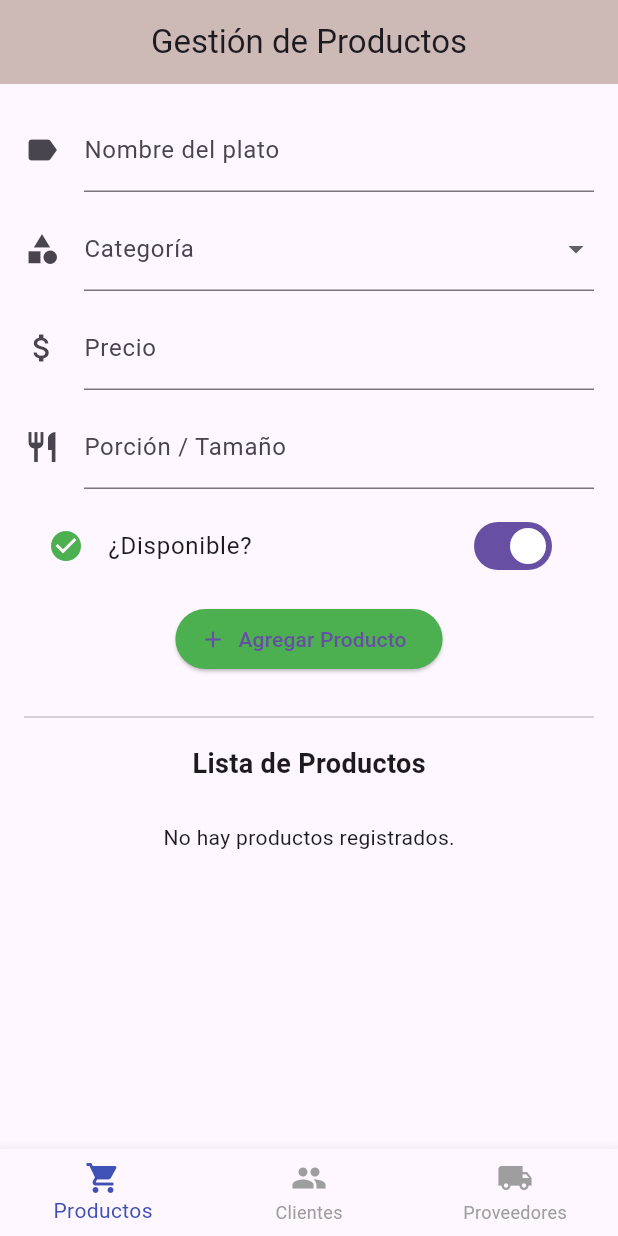
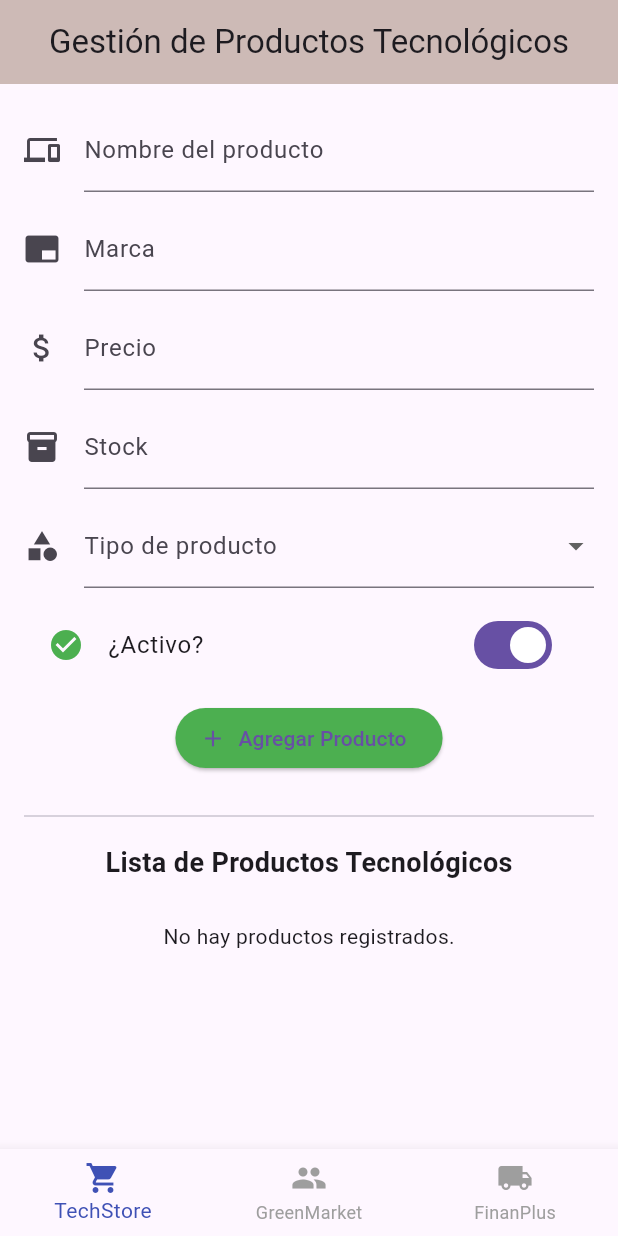
Before and after one commit to josu271/parcial_aplimovil, a Flutter app: the screen it shows after launch, on a phone screen of 412 x 824 dp. Run offline on Flutter 3.47's test engine with Material 3 defaults, Android fonts, the phone set to English and light mode, and no system bars; our stand-ins replace cloud_firestore, firebase_core, firebase_database; accounts and stored records are empty.

Commit message:
techstore

```diff
--- a/lib/main.dart
+++ b/lib/main.dart
@@ -5,6 +5,7 @@ import 'proveedores_screen.dart';
 import 'package:firebase_core/firebase_core.dart';
 import 'package:cloud_firestore/cloud_firestore.dart';
 import 'package:firebase_database/firebase_database.dart';
+
 void main() async{
 WidgetsFlutterBinding.ensureInitialized();
 await Firebase.initializeApp();
@@ -30,7 +31,7 @@ State<BottomNav> createState() => _BottomNavState();
 class _BottomNavState extends State<BottomNav> {
 int _selectedIndex = 0;
 final List<Widget> _screens = const [
-ProductosScreen(),
+ProductosTecnologicosScreen(),
 ClientesScreen(),
 ProveedoresScreen(),
 ];
@@ -51,15 +52,15 @@ unselectedItemColor: Colors.grey,
 items: const [
 BottomNavigationBarItem(
 icon: Icon(Icons.shopping_cart),
-label: "Productos",
+label: "TechStore",
 ),
 BottomNavigationBarItem(
 icon: Icon(Icons.people),
-label: "Clientes",
+label: "GreenMarket",
 ),
 BottomNavigationBarItem(
 icon: Icon(Icons.local_shipping),
-label: "Proveedores",
+label: "FinanPlus",
 ),
 ],
 ),
--- a/lib/productos_screen.dart
+++ b/lib/productos_screen.dart
@@ -5,48 +5,48 @@ import 'package:cloud_firestore/cloud_firestore.dart';
 void main() async {
   WidgetsFlutterBinding.ensureInitialized();
   await Firebase.initializeApp();
-  runApp(const MaterialApp(home: ProductosScreen()));
+  runApp(const MaterialApp(home: ProductosTecnologicosScreen()));
 }
 
-class ProductosScreen extends StatefulWidget {
-  const ProductosScreen({super.key});
+class ProductosTecnologicosScreen extends StatefulWidget {
+  const ProductosTecnologicosScreen({super.key});
 
   @override
-  State<ProductosScreen> createState() => _ProductosScreenState();
+  State<ProductosTecnologicosScreen> createState() => _ProductosTecnologicosScreenState();
 }
 
-class _ProductosScreenState extends State<ProductosScreen> {
+class _ProductosTecnologicosScreenState extends State<ProductosTecnologicosScreen> {
   final _formKey = GlobalKey<FormState>();
 
   final TextEditingController _nombre = TextEditingController();
+  final TextEditingController _marca = TextEditingController();
   final TextEditingController _precio = TextEditingController();
-  final TextEditingController _porcion = TextEditingController();
+  final TextEditingController _stock = TextEditingController();
 
-  String? _categoriaSeleccionada;
-  bool _disponible = true;
+  String? _tipoSeleccionado;
+  bool _activo = true;
   String? _idSeleccionado;
 
-  final List<String> _categorias = [
-    'Pollo a la brasa',
-    'Parrillas',
-    'Bebidas',
-    'Guarniciones',
-    'Postres'
+  final List<String> _tipos = [
+    'Accesorio',
+    'Dispositivo',
+    'Componente',
   ];
 
-  Future<void> createProductos() async {
+  Future<void> createProducto() async {
     if (!_formKey.currentState!.validate()) return;
 
     final datos = {
       'nombre': _nombre.text.trim(),
+      'marca': _marca.text.trim(),
       'precio': double.tryParse(_precio.text.trim()) ?? 0.0,
-      'porcion': _porcion.text.trim(),
-      'categoria': _categoriaSeleccionada,
-      'disponible': _disponible,
+      'stock': int.tryParse(_stock.text.trim()) ?? 0,
+      'tipo': _tipoSeleccionado,
+      'activo': _activo,
     };
 
     try {
-      await FirebaseFirestore.instance.collection('Productos').add(datos);
+      await FirebaseFirestore.instance.collection('ProductosTecnologicos').add(datos);
       limpiarFormulario();
       ScaffoldMessenger.of(context).showSnackBar(
         const SnackBar(content: Text('Producto agregado correctamente')),
@@ -56,31 +56,32 @@ class _ProductosScreenState extends State<ProductosScreen> {
     }
   }
 
-  Future<void> updateProductos(String id) async {
+  Future<void> updateProducto(String id) async {
     if (!_formKey.currentState!.validate()) return;
 
     final datos = {
       'nombre': _nombre.text.trim(),
+      'marca': _marca.text.trim(),
       'precio': double.tryParse(_precio.text.trim()) ?? 0.0,
-      'porcion': _porcion.text.trim(),
-      'categoria': _categoriaSeleccionada,
-      'disponible': _disponible,
+      'stock': int.tryParse(_stock.text.trim()) ?? 0,
+      'tipo': _tipoSeleccionado,
+      'activo': _activo,
     };
 
     try {
-      await FirebaseFirestore.instance.collection('Productos').doc(id).update(datos);
+      await FirebaseFirestore.instance.collection('ProductosTecnologicos').doc(id).update(datos);
       limpiarFormulario();
       ScaffoldMessenger.of(context).showSnackBar(
-        const SnackBar(content: Text('Producto actualizado')),
+        const SnackBar(content: Text('Producto actualizado correctamente')),
       );
     } catch (e) {
       print('Error al actualizar producto: $e');
     }
   }
 
-  Future<void> deleteProductos(String id) async {
+  Future<void> deleteProducto(String id) async {
     try {
-      await FirebaseFirestore.instance.collection('Productos').doc(id).delete();
+      await FirebaseFirestore.instance.collection('ProductosTecnologicos').doc(id).delete();
       limpiarFormulario();
       ScaffoldMessenger.of(context).showSnackBar(
         const SnackBar(content: Text('Producto eliminado')),
@@ -93,10 +94,11 @@ class _ProductosScreenState extends State<ProductosScreen> {
   void limpiarFormulario() {
     setState(() {
       _nombre.clear();
+      _marca.clear();
       _precio.clear();
-      _porcion.clear();
-      _categoriaSeleccionada = null;
-      _disponible = true;
+      _stock.clear();
+      _tipoSeleccionado = null;
+      _activo = true;
       _idSeleccionado = null;
     });
   }
@@ -105,7 +107,7 @@ class _ProductosScreenState extends State<ProductosScreen> {
   Widget build(BuildContext context) {
     return Scaffold(
       appBar: AppBar(
-        title: const Text('Gestión de Productos'),
+        title: const Text('Gestión de Productos Tecnológicos'),
         backgroundColor: const Color.fromARGB(122, 152, 120, 102),
         centerTitle: true,
       ),
@@ -118,34 +120,26 @@ class _ProductosScreenState extends State<ProductosScreen> {
               TextFormField(
                 controller: _nombre,
                 decoration: const InputDecoration(
-                  labelText: 'Nombre del plato',
-                  icon: Icon(Icons.label),
+                  labelText: 'Nombre del producto',
+                  icon: Icon(Icons.devices),
                 ),
                 validator: (value) {
-                  if (value == null || value.trim().isEmpty) {
-                    return 'Ingrese el nombre del plato';
-                  }
-                  if (value.length < 3) {
-                    return 'Debe tener al menos 3 caracteres';
-                  }
+                  if (value == null || value.trim().isEmpty) return 'Ingrese el nombre del producto';
+                  if (value.length < 3) return 'Debe tener al menos 3 caracteres';
                   return null;
                 },
               ),
               const SizedBox(height: 10),
-              DropdownButtonFormField<String>(
-                value: _categoriaSeleccionada,
-                items: _categorias
-                    .map((cat) => DropdownMenuItem(value: cat, child: Text(cat)))
-                    .toList(),
-                onChanged: (val) => setState(() {
-                  _categoriaSeleccionada = val;
-                }),
+              TextFormField(
+                controller: _marca,
                 decoration: const InputDecoration(
-                  labelText: 'Categoría',
-                  icon: Icon(Icons.category),
+                  labelText: 'Marca',
+                  icon: Icon(Icons.branding_watermark),
                 ),
-                validator: (value) =>
-                    value == null ? 'Seleccione una categoría' : null,
+                validator: (value) {
+                  if (value == null || value.trim().isEmpty) return 'Ingrese la marca';
+                  return null;
+                },
               ),
               const SizedBox(height: 10),
               TextFormField(
@@ -154,78 +148,86 @@ class _ProductosScreenState extends State<ProductosScreen> {
                   labelText: 'Precio',
                   icon: Icon(Icons.attach_money),
                 ),
-                keyboardType:
-                    const TextInputType.numberWithOptions(decimal: true),
+                keyboardType: const TextInputType.numberWithOptions(decimal: true),
                 validator: (value) {
-                  if (value == null || value.isEmpty) {
-                    return 'Ingrese un precio';
-                  }
+                  if (value == null || value.isEmpty) return 'Ingrese el precio';
                   final num? precio = num.tryParse(value);
-                  if (precio == null || precio <= 0) {
-                    return 'Debe ser un número positivo';
-                  }
+                  if (precio == null || precio <= 0) return 'Debe ser un número positivo';
                   return null;
                 },
               ),
               const SizedBox(height: 10),
               TextFormField(
-                controller: _porcion,
+                controller: _stock,
                 decoration: const InputDecoration(
-                  labelText: 'Porción / Tamaño',
-                  icon: Icon(Icons.restaurant),
+                  labelText: 'Stock',
+                  icon: Icon(Icons.inventory),
                 ),
+                keyboardType: TextInputType.number,
                 validator: (value) {
-                  if (value == null || value.trim().isEmpty) {
-                    return 'Ingrese la porción o tamaño';
-                  }
+                  if (value == null || value.isEmpty) return 'Ingrese el stock';
+                  final int? stock = int.tryParse(value);
+                  if (stock == null || stock <= 0) return 'El stock debe ser mayor que 0';
                   return null;
                 },
               ),
               const SizedBox(height: 10),
+              DropdownButtonFormField<String>(
+                value: _tipoSeleccionado,
+                items: _tipos
+                    .map((tipo) => DropdownMenuItem(value: tipo, child: Text(tipo)))
+                    .toList(),
+                onChanged: (val) => setState(() {
+                  _tipoSeleccionado = val;
+                }),
+                decoration: const InputDecoration(
+                  labelText: 'Tipo de producto',
+                  icon: Icon(Icons.category),
+                ),
+                validator: (value) => value == null ? 'Seleccione un tipo de producto' : null,
+              ),
+              const SizedBox(height: 10),
               SwitchListTile(
-                title: const Text('¿Disponible?'),
-                value: _disponible,
+                title: const Text('¿Activo?'),
+                value: _activo,
                 onChanged: (value) {
                   setState(() {
-                    _disponible = value;
+                    _activo = value;
                   });
                 },
                 secondary: Icon(
-                  _disponible ? Icons.check_circle : Icons.cancel,
-                  color: _disponible ? Colors.green : Colors.red,
+                  _activo ? Icons.check_circle : Icons.cancel,
+                  color: _activo ? Colors.green : Colors.red,
                 ),
               ),
               const SizedBox(height: 10),
               ElevatedButton.icon(
                 onPressed: () {
                   if (_idSeleccionado == null) {
-                    createProductos();
+                    createProducto();
                   } else {
-                    updateProductos(_idSeleccionado!);
+                    updateProducto(_idSeleccionado!);
                   }
                 },
                 icon: Icon(_idSeleccionado == null ? Icons.add : Icons.save),
-                label: Text(
-                  _idSeleccionado == null
-                      ? 'Agregar Producto'
-                      : 'Actualizar Producto',
-                ),
+                label: Text(_idSeleccionado == null
+                    ? 'Agregar Producto'
+                    : 'Actualizar Producto'),
                 style: ElevatedButton.styleFrom(
-                  backgroundColor:
-                      _idSeleccionado == null ? Colors.green : Colors.blue,
+                  backgroundColor: _idSeleccionado == null ? Colors.green : Colors.blue,
                 ),
               ),
               const SizedBox(height: 20),
               const Divider(thickness: 1),
               const SizedBox(height: 10),
               const Text(
-                'Lista de Productos',
+                'Lista de Productos Tecnológicos',
                 style: TextStyle(fontSize: 18, fontWeight: FontWeight.bold),
               ),
               const SizedBox(height: 10),
               StreamBuilder(
                 stream: FirebaseFirestore.instance
-                    .collection('Productos')
+                    .collection('ProductosTecnologicos')
                     .snapshots(),
                 builder: (context, snapshot) {
                   if (!snapshot.hasData) {
@@ -246,19 +248,18 @@ class _ProductosScreenState extends State<ProductosScreen> {
                       final producto = docs[index];
                       return Card(
                         elevation: 2,
-                        margin:
-                            const EdgeInsets.symmetric(vertical: 6, horizontal: 4),
+                        margin: const EdgeInsets.symmetric(vertical: 6, horizontal: 4),
                         child: ListTile(
-                          leading: const Icon(Icons.shopping_basket),
+                          leading: const Icon(Icons.computer),
                           title: Text(producto['nombre']),
                           subtitle: Column(
                             crossAxisAlignment: CrossAxisAlignment.start,
                             children: [
+                              Text('Marca: ${producto['marca']}'),
                               Text('Precio: S/.${producto['precio']}'),
-                              Text('Porción: ${producto['porcion']}'),
-                              Text('Categoría: ${producto['categoria']}'),
-                              Text(
-                                  'Estado: ${producto['disponible'] ? 'Disponible' : 'No disponible'}'),
+                              Text('Stock: ${producto['stock']} unidades'),
+                              Text('Tipo: ${producto['tipo']}'),
+                              Text('Estado: ${producto['activo'] ? 'Activo' : 'Inactivo'}'),
                             ],
                           ),
                           trailing: Row(
@@ -270,20 +271,17 @@ class _ProductosScreenState extends State<ProductosScreen> {
                                   setState(() {
                                     _idSeleccionado = producto.id;
                                     _nombre.text = producto['nombre'];
-                                    _precio.text =
-                                        producto['precio'].toString();
-                                    _porcion.text = producto['porcion'];
-                                    _categoriaSeleccionada =
-                                        producto['categoria'];
-                                    _disponible = producto['disponible'];
+                                    _marca.text = producto['marca'];
+                                    _precio.text = producto['precio'].toString();
+                                    _stock.text = producto['stock'].toString();
+                                    _tipoSeleccionado = producto['tipo'];
+                                    _activo = producto['activo'];
                                   });
                                 },
                               ),
                               IconButton(
-                                icon:
-                                    const Icon(Icons.delete, color: Colors.red),
-                                onPressed: () =>
-                                    deleteProductos(producto.id),
+                                icon: const Icon(Icons.delete, color: Colors.red),
+                                onPressed: () => deleteProducto(producto.id),
                               ),
                             ],
                           ),
```
